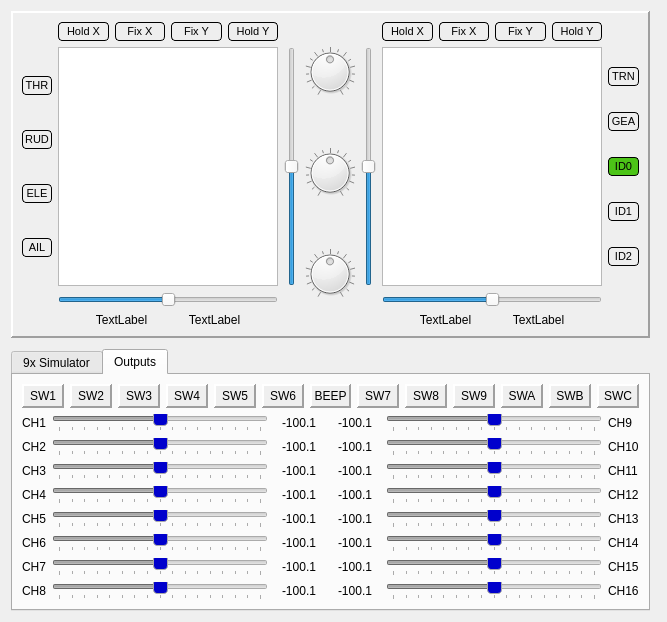
Qt form src/simulatordialog.ui (roberto1903/companion9x) before a commit.
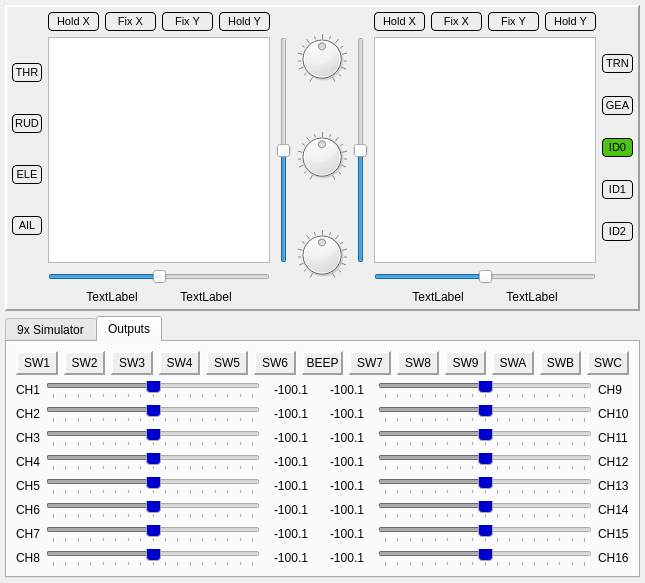
The same form after that commit. The open tabs and pages were chosen to show the change. Icons and pictures are not drawn. Custom widgets are drawn as their Qt base class.

Patch:
```diff
--- a/src/simulatordialog.ui
+++ b/src/simulatordialog.ui
@@ -6,8 +6,8 @@
    <rect>
     <x>0</x>
     <y>0</y>
-    <width>667</width>
-    <height>622</height>
+    <width>645</width>
+    <height>583</height>
    </rect>
   </property>
   <property name="sizePolicy">
@@ -30,6 +30,12 @@
     <normaloff>:/images/simulate.png</normaloff>:/images/simulate.png</iconset>
   </property>
   <layout class="QGridLayout" name="gridLayout_6">
+   <property name="margin">
+    <number>5</number>
+   </property>
+   <property name="spacing">
+    <number>0</number>
+   </property>
    <item row="0" column="0">
     <widget class="QFrame" name="controlFrame">
      <property name="sizePolicy">
@@ -60,6 +66,12 @@
       <number>2</number>
      </property>
      <layout class="QGridLayout" name="gridLayout_8">
+      <property name="margin">
+       <number>5</number>
+      </property>
+      <property name="spacing">
+       <number>6</number>
+      </property>
       <item row="0" column="0">
        <layout class="QGridLayout" name="gridLayout" columnstretch="0,0,0">
         <item row="1" column="2">
```
Left out of the diff: 2 changed lines with no effect on the pictures.
